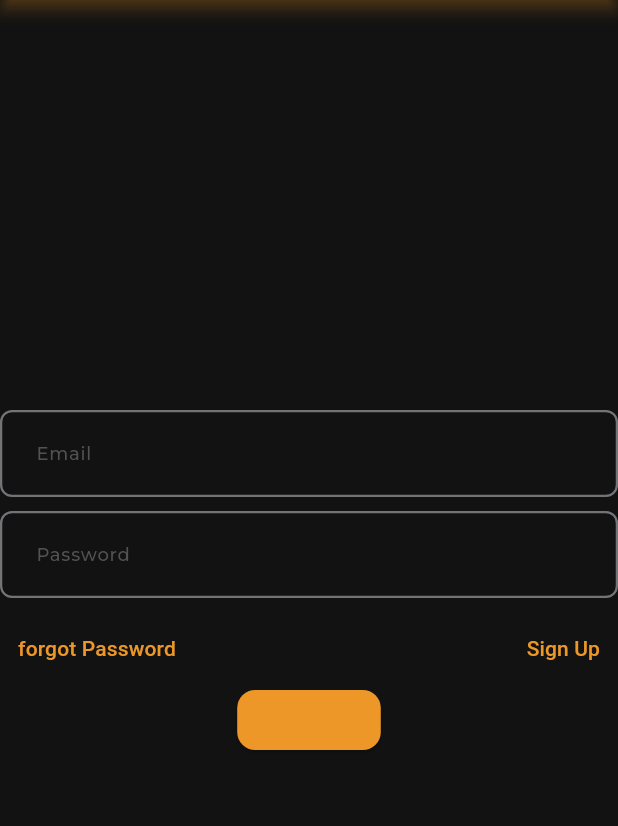
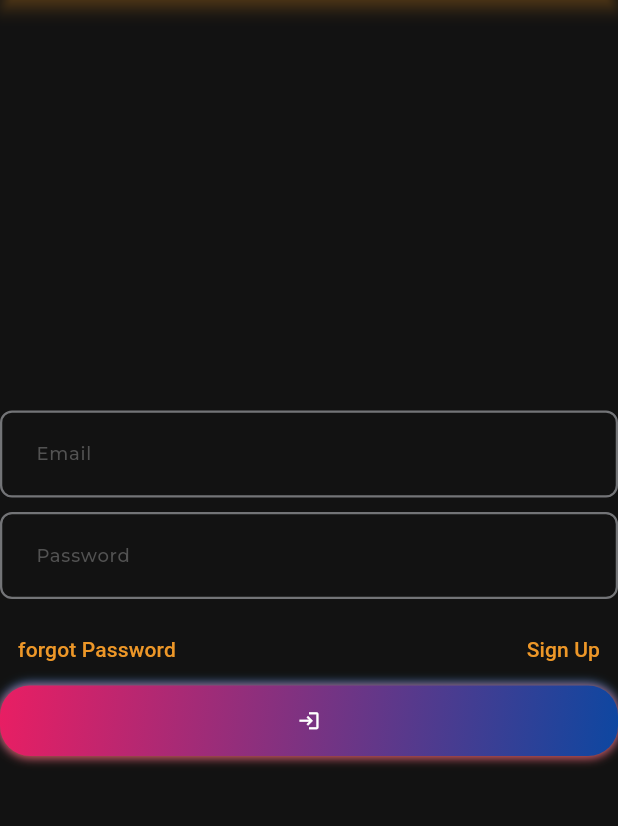
Before and after one commit to Kratosgado/flutter_frontend_chat_app, a Flutter app: the screen it shows after launch, after a tap on "Login", on a phone screen of 412 x 824 dp, the part 84-910 px from its top. Run offline on Flutter 3.47's test engine with Material 3 defaults, Android fonts, the phone set to English and light mode, and no system bars; our stand-ins replace get, get_it, internet_connection_checker, shared_preferences.

Commit message:
add action button

```diff
--- a/lib/data/network/services/server.dart
+++ b/lib/data/network/services/server.dart
@@ -16,7 +16,9 @@ class ServerService extends GetConnect {
       ServerStrings.signup,
       {"username": username, "email": email, "password": password},
     ).then((value) async => await signIn(email, password)).catchError((err) {
-      Get.dialog(Text(err), barrierColor: ColorManager.error);
+      Get.dialog(Text(err.toString()), barrierColor: ColorManager.error);
+    }).catchError((onError) {
+      Get.dialog(Text(onError.toString()), barrierColor: ColorManager.error);
     });
   }
 
--- /dev/null
+++ b/lib/resources/components/action_button.dart
@@ -0,0 +1,31 @@
+import 'package:flutter/material.dart';
+import 'package:flutter_frontend_chat_app/data/models/signup_data.dart';
+import 'package:flutter_frontend_chat_app/resources/color_manager.dart';
+import 'package:flutter_frontend_chat_app/resources/values_manager.dart';
+
+Widget actionButton(VoidCallback onTap) {
+  return InkWell(
+    onTap: onTap,
+    child: Container(
+      alignment: Alignment.center,
+      padding: const EdgeInsets.symmetric(vertical: Spacing.s16, horizontal: Spacing.s40),
+      decoration: BoxDecoration(
+        borderRadius: BorderRadius.circular(20),
+        boxShadow: const [
+          BoxShadow(color: Colors.blue, offset: Offset(0, -1), blurRadius: 5),
+          BoxShadow(color: Colors.red, offset: Offset(0, 1), blurRadius: 5),
+        ],
+        gradient: LinearGradient(begin: Alignment.topLeft, end: Alignment.bottomRight, colors: [
+          Colors.pink,
+          Colors.blue.shade900,
+        ]),
+      ),
+      child: const Icon(
+        Icons.login,
+        color: Colors.white,
+        size: 15,
+        semanticLabel: "Sign in",
+      ),
+    ),
+  );
+}
--- a/lib/resources/string_manager.dart
+++ b/lib/resources/string_manager.dart
@@ -11,7 +11,7 @@ class AppStrings {
   static const String usernameError = "invalid_user_name";
   static const String passwordError = "invalid_password";
   static const String password = "password_hint";
-  static const String login = "login_button";
+  static const String signin = "Sign In";
   static const String forgetPassword = "forgot_password_text";
   static const String registerText = "register_text";
   static const String loading = "loading";
@@ -24,7 +24,7 @@ class AppStrings {
   static const String profilePicture = "upload_profile_picture";
   static const String photoGalley = "photo_gallery";
   static const String photoCamera = "camera";
-  static const String register = "register";
+  static const String signup = "Sign Up";
   static const String haveAccount = "already_have_account";
   static const String home = "home";
   static const String notifications = "notification";
@@ -60,5 +60,13 @@ class ServerStrings {
   static const String signup = '$BASEURL/user/signup';
   static const String signin = '$BASEURL/user/signin';
   static const String getUsers = '$BASEURL/user/findall';
-  static const String getUser = '$BASEURL/user';
+  static const String getUser = '$BASEURL/user/find';
+  static const String updateUser = '$BASEURL/user/update';
+  static const String updateProfilePicture = '$BASEURL/user/updateProfilePic';
+  static const String getProfilePic = '$BASEURL/user/getProfilePic';
+  static const String deleteUser = '$BASEURL/user/delete';
+  // static const String getUser = '$BASEURL/user';
+  // static const String getUser = '$BASEURL/user';
+  // static const String getUser = '$BASEURL/user';
+
 }
--- a/lib/views/auth/login.dart
+++ b/lib/views/auth/login.dart
@@ -1,5 +1,6 @@
 import 'package:flutter/material.dart';
 import 'package:flutter_frontend_chat_app/data/network/services/server.dart';
+import 'package:flutter_frontend_chat_app/resources/components/action_button.dart';
 import 'package:flutter_frontend_chat_app/resources/values_manager.dart';
 import 'package:flutter_frontend_chat_app/views/auth/signup.dart';
 import 'package:get/get.dart';
@@ -63,16 +64,13 @@ class LoginViewState extends State<LoginView> {
                         child: const Text('Sign Up'))
                   ],
                 ),
-                ElevatedButton(
-                  child: const Text('Sign Up'),
-                  onPressed: () {
-                    if (_formKey.currentState!.validate()) {
-                      debugPrint('Email: ${_emailController.text}');
-                      debugPrint('Password: ${_passwordController.text}');
-                      serverService.signIn(_emailController.text, _passwordController.text);
-                    }
-                  },
-                ),
+                actionButton(() {
+                  if (_formKey.currentState!.validate()) {
+                    debugPrint('Email: ${_emailController.text}');
+                    debugPrint('Password: ${_passwordController.text}');
+                    serverService.signIn(_emailController.text, _passwordController.text);
+                  }
+                })
               ],
             ),
           ),
--- a/lib/views/auth/signup.dart
+++ b/lib/views/auth/signup.dart
@@ -1,5 +1,8 @@
 import 'package:flutter/material.dart';
+import 'package:flutter_frontend_chat_app/data/network/services/server.dart';
 import 'package:flutter_frontend_chat_app/resources/color_manager.dart';
+import 'package:flutter_frontend_chat_app/resources/components/action_button.dart';
+import 'package:flutter_frontend_chat_app/resources/string_manager.dart';
 import 'package:flutter_frontend_chat_app/resources/values_manager.dart';
 import 'package:flutter_frontend_chat_app/views/auth/login.dart';
 import 'package:get/get.dart';
@@ -21,7 +24,9 @@ class SignUpScreenState extends State<SignUpScreen> {
   Widget build(BuildContext context) {
     return Scaffold(
       appBar: AppBar(title: const Text('Sign Up')),
-      body: Form(
+      body: Padding(
+        padding: const EdgeInsets.all(10.0),
+        child: Form(
           key: _formKey,
           child: Center(
             child: SizedBox(
@@ -73,20 +78,30 @@ class SignUpScreenState extends State<SignUpScreen> {
                           )),
                     ],
                   ),
-                ElevatedButton(
-                  child: const Text(
-                    'Sign Up',
-                    style: TextStyle(color: ColorManager.bgColor),
-                  ),
-                  onPressed: () {
+                  actionButton(() {
                     if (_formKey.currentState!.validate()) {
+                      ServerService().signUp(_emailController.text, _usernameController.text,
+                          _passwordController.text);
                       debugPrint('Username: ${_usernameController.text}');
                       debugPrint('Email: ${_emailController.text}');
                       debugPrint('Password: ${_passwordController.text}');
                     }
-                  },
+                  })
+                  // ElevatedButton(
+                  //   child: const Text(
+                  //     'Sign Up',
+                  //     style: TextStyle(color: ColorManager.bgColor),
+                  //   ),
+                  //   onPressed: () {
+                  //     if (_formKey.currentState!.validate()) {
+                  //       debugPrint('Username: ${_usernameController.text}');
+                  //       debugPrint('Email: ${_emailController.text}');
+                  //       debugPrint('Password: ${_passwordController.text}');
+                  //     }
+                  //   },
+                  // ),
+                ],
               ),
-              ],
             ),
           ),
         ),
```
Also changed, not shown: lib/data/models/signup_data.dart (added, +9 -0 lines), lib/views/auth/forgot_password.dart (added). Lines whose indentation alone changed are shown as unchanged.
